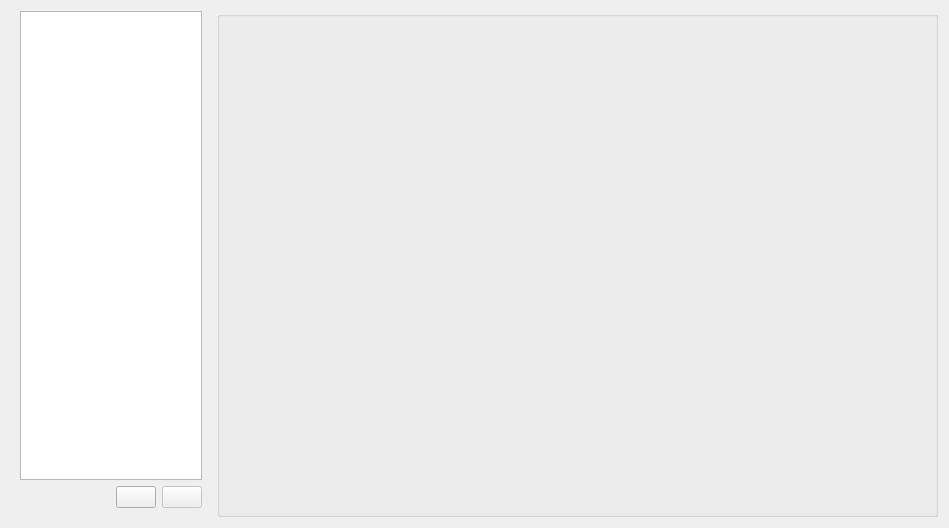
Old version of the form src/kcm.ui in the repository KDE/samba-mounter.
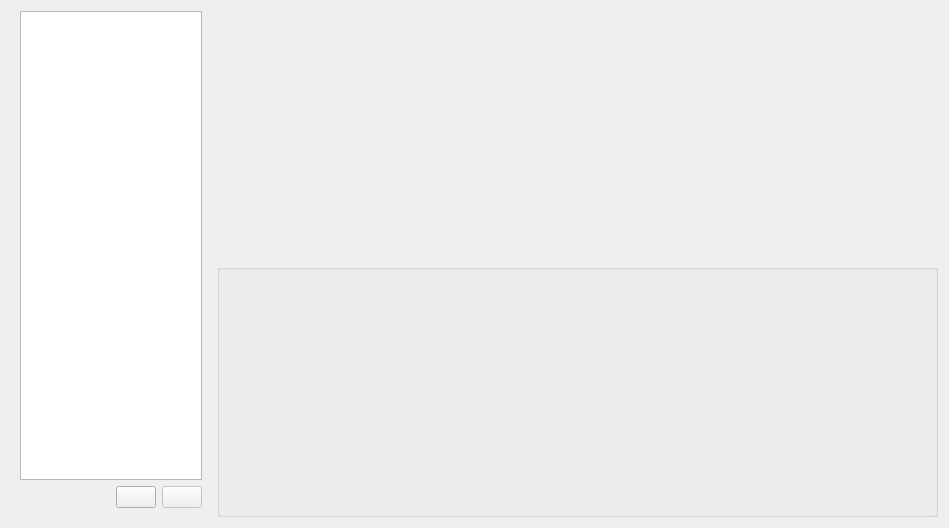
New version of the form. Icons and pictures are not drawn. Custom widgets are drawn as their Qt base class.

Commit message:
Use KMessageWidget to show KAuth errors
QMessageBox felt odd

What changed in the file:
```diff
--- a/src/kcm.ui
+++ b/src/kcm.ui
@@ -90,6 +90,14 @@
     </widget>
    </item>
    <item>
+    <layout class="QVBoxLayout" name="verticalLayout_2">
+     <property name="spacing">
+      <number>0</number>
+     </property>
+     <item>
+      <widget class="KMessageWidget" name="errorWidget" native="true"/>
+     </item>
+     <item>
     <widget class="QGroupBox" name="mountInfo">
      <property name="sizePolicy">
       <sizepolicy hsizetype="Expanding" vsizetype="Preferred">
@@ -103,7 +111,17 @@
     </widget>
    </item>
   </layout>
+   </item>
+  </layout>
  </widget>
+ <customwidgets>
+  <customwidget>
+   <class>KMessageWidget</class>
+   <extends>QWidget</extends>
+   <header>kmessagewidget.h</header>
+   <container>1</container>
+  </customwidget>
+ </customwidgets>
  <resources/>
  <connections/>
 </ui>
```
Lines whose indentation alone changed are shown as unchanged. The commit also changes 1 other file.
